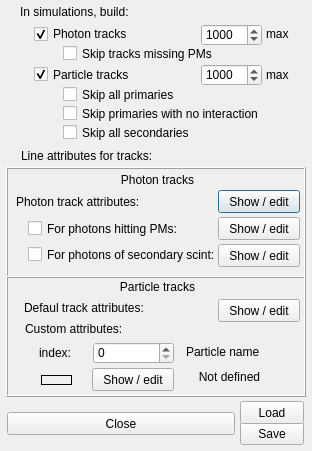
Above: src/gui/MainWindowTools/atrackdrawdialog.ui from andrmor/ANTS2 before the change. Below: the same form after it.
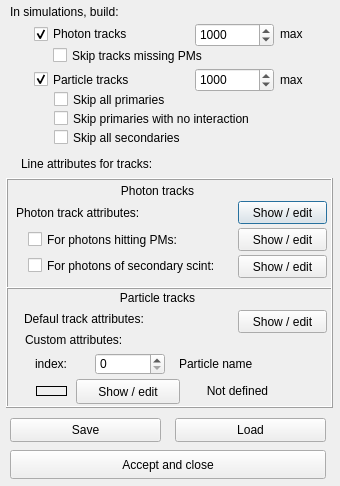
That is the form after the change. The open tabs and pages were chosen to show the change.

```diff
--- a/src/gui/MainWindowTools/atrackdrawdialog.ui
+++ b/src/gui/MainWindowTools/atrackdrawdialog.ui
@@ -6,8 +6,8 @@
    <rect>
     <x>0</x>
     <y>0</y>
-    <width>312</width>
-    <height>451</height>
+    <width>340</width>
+    <height>486</height>
    </rect>
   </property>
   <property name="windowTitle">
@@ -17,8 +17,8 @@
    <property name="geometry">
     <rect>
      <x>6</x>
-     <y>167</y>
-     <width>300</width>
+     <y>178</y>
+     <width>327</width>
      <height>111</height>
     </rect>
    </property>
@@ -50,9 +50,9 @@
    <widget class="QPushButton" name="pbPhotons_norm">
     <property name="geometry">
      <rect>
-      <x>212</x>
+      <x>232</x>
       <y>23</y>
-      <width>82</width>
+      <width>89</width>
       <height>23</height>
      </rect>
     </property>
@@ -63,9 +63,9 @@
    <widget class="QPushButton" name="pbPhotons_PM">
     <property name="geometry">
      <rect>
-      <x>212</x>
+      <x>232</x>
       <y>50</y>
-      <width>82</width>
+      <width>89</width>
       <height>23</height>
      </rect>
     </property>
@@ -76,9 +76,9 @@
    <widget class="QPushButton" name="pbPhotons_sec">
     <property name="geometry">
      <rect>
-      <x>212</x>
+      <x>232</x>
       <y>77</y>
-      <width>82</width>
+      <width>89</width>
       <height>23</height>
      </rect>
     </property>
@@ -91,7 +91,7 @@
      <rect>
       <x>22</x>
       <y>53</y>
-      <width>191</width>
+      <width>206</width>
       <height>17</height>
      </rect>
     </property>
@@ -104,7 +104,7 @@
      <rect>
       <x>22</x>
       <y>79</y>
-      <width>191</width>
+      <width>207</width>
       <height>17</height>
      </rect>
     </property>
@@ -132,14 +132,14 @@
   <widget class="QPushButton" name="pbClose">
    <property name="geometry">
     <rect>
-     <x>7</x>
-     <y>412</y>
-     <width>228</width>
-     <height>23</height>
+     <x>10</x>
+     <y>450</y>
+     <width>316</width>
+     <height>29</height>
     </rect>
    </property>
    <property name="text">
-    <string>Close</string>
+    <string>Accept and close</string>
    </property>
   </widget>
   <widget class="QCheckBox" name="cbBuildPhotonTracks">
@@ -168,7 +168,7 @@
    <property name="geometry">
     <rect>
      <x>34</x>
-     <y>66</y>
+     <y>71</y>
      <width>141</width>
      <height>17</height>
     </rect>
@@ -189,9 +189,9 @@
   <widget class="QLabel" name="label">
    <property name="geometry">
     <rect>
-     <x>20</x>
+     <x>10</x>
      <y>4</y>
-     <width>131</width>
+     <width>281</width>
      <height>16</height>
     </rect>
    </property>
@@ -209,8 +209,8 @@
    <property name="geometry">
     <rect>
      <x>6</x>
-     <y>276</y>
-     <width>300</width>
+     <y>287</y>
+     <width>327</width>
      <height>121</height>
     </rect>
    </property>
@@ -252,9 +252,9 @@
    <widget class="QPushButton" name="pbDefaultParticleAtt">
     <property name="geometry">
      <rect>
-      <x>212</x>
+      <x>232</x>
       <y>23</y>
-      <width>82</width>
+      <width>89</width>
       <height>23</height>
      </rect>
     </property>
@@ -269,9 +269,9 @@
    <widget class="QSpinBox" name="sbParticle">
     <property name="geometry">
      <rect>
-      <x>87</x>
+      <x>89</x>
       <y>66</y>
-      <width>81</width>
+      <width>70</width>
       <height>22</height>
      </rect>
     </property>
@@ -292,7 +292,7 @@
    <widget class="QLabel" name="label_7">
     <property name="geometry">
      <rect>
-      <x>33</x>
+      <x>29</x>
       <y>70</y>
       <width>50</width>
       <height>13</height>
@@ -305,10 +305,10 @@
    <widget class="QLabel" name="labParticleName">
     <property name="geometry">
      <rect>
-      <x>180</x>
-      <y>69</y>
-      <width>110</width>
-      <height>13</height>
+      <x>173</x>
+      <y>68</y>
+      <width>131</width>
+      <height>17</height>
      </rect>
     </property>
     <property name="text">
@@ -318,7 +318,7 @@
    <widget class="QFrame" name="frCustom">
     <property name="geometry">
      <rect>
-      <x>35</x>
+      <x>30</x>
       <y>99</y>
       <width>31</width>
       <height>10</height>
@@ -334,10 +334,10 @@
    <widget class="QPushButton" name="pbEditCustom">
     <property name="geometry">
      <rect>
-      <x>86</x>
+      <x>70</x>
       <y>92</y>
-      <width>82</width>
-      <height>23</height>
+      <width>104</width>
+      <height>25</height>
      </rect>
     </property>
     <property name="text">
@@ -347,9 +347,9 @@
    <widget class="QStackedWidget" name="swCustomParticle">
     <property name="geometry">
      <rect>
-      <x>170</x>
-      <y>91</y>
-      <width>120</width>
+      <x>181</x>
+      <y>92</y>
+      <width>128</width>
       <height>26</height>
      </rect>
     </property>
@@ -363,8 +363,8 @@
      <widget class="QLabel" name="label_9">
       <property name="geometry">
        <rect>
-        <x>3</x>
-        <y>2</y>
+        <x>0</x>
+        <y>4</y>
         <width>101</width>
         <height>16</height>
        </rect>
@@ -397,8 +397,8 @@
   <widget class="QCheckBox" name="cbSkipPhotonsMissingPMs">
    <property name="geometry">
     <rect>
-     <x>63</x>
-     <y>45</y>
+     <x>53</x>
+     <y>47</y>
      <width>283</width>
      <height>17</height>
     </rect>
@@ -410,8 +410,8 @@
   <widget class="QCheckBox" name="cbSkipSecondaries">
    <property name="geometry">
     <rect>
-     <x>63</x>
-     <y>124</y>
+     <x>54</x>
+     <y>129</y>
      <width>251</width>
      <height>17</height>
     </rect>
@@ -423,8 +423,8 @@
   <widget class="QCheckBox" name="cbSkipPrimaries">
    <property name="geometry">
     <rect>
-     <x>63</x>
-     <y>86</y>
+     <x>54</x>
+     <y>91</y>
      <width>251</width>
      <height>17</height>
     </rect>
@@ -436,10 +436,10 @@
   <widget class="QPushButton" name="pbSave">
    <property name="geometry">
     <rect>
-     <x>240</x>
-     <y>422</y>
-     <width>64</width>
-     <height>23</height>
+     <x>10</x>
+     <y>418</y>
+     <width>151</width>
+     <height>24</height>
     </rect>
    </property>
    <property name="text">
@@ -449,10 +449,10 @@
   <widget class="QPushButton" name="pbLoad">
    <property name="geometry">
     <rect>
-     <x>240</x>
-     <y>401</y>
-     <width>64</width>
-     <height>23</height>
+     <x>175</x>
+     <y>418</y>
+     <width>151</width>
+     <height>24</height>
     </rect>
    </property>
    <property name="text">
@@ -462,9 +462,9 @@
   <widget class="QCheckBox" name="cbSkipPrimariesNoInteraction">
    <property name="geometry">
     <rect>
-     <x>63</x>
-     <y>105</y>
-     <width>251</width>
+     <x>54</x>
+     <y>110</y>
+     <width>261</width>
      <height>17</height>
     </rect>
    </property>
@@ -475,10 +475,10 @@
   <widget class="QSpinBox" name="sbMaxPhotonTracks">
    <property name="geometry">
     <rect>
-     <x>201</x>
-     <y>24</y>
-     <width>61</width>
-     <height>22</height>
+     <x>195</x>
+     <y>23</y>
+     <width>79</width>
+     <height>24</height>
     </rect>
    </property>
    <property name="minimum">
@@ -494,10 +494,10 @@
   <widget class="QSpinBox" name="sbMaxParticleTracks">
    <property name="geometry">
     <rect>
-     <x>201</x>
-     <y>64</y>
-     <width>61</width>
-     <height>22</height>
+     <x>195</x>
+     <y>68</y>
+     <width>79</width>
+     <height>24</height>
     </rect>
    </property>
    <property name="minimum">
@@ -513,7 +513,7 @@
   <widget class="QLabel" name="label_8">
    <property name="geometry">
     <rect>
-     <x>266</x>
+     <x>280</x>
      <y>27</y>
      <width>47</width>
      <height>13</height>
@@ -526,8 +526,8 @@
   <widget class="QLabel" name="label_10">
    <property name="geometry">
     <rect>
-     <x>266</x>
-     <y>68</y>
+     <x>280</x>
+     <y>73</y>
      <width>47</width>
      <height>13</height>
     </rect>
@@ -540,7 +540,7 @@
    <property name="geometry">
     <rect>
      <x>21</x>
-     <y>148</y>
+     <y>156</y>
      <width>221</width>
      <height>16</height>
     </rect>
```
Left out of the diff: 4 changed lines with no effect on the pictures.
